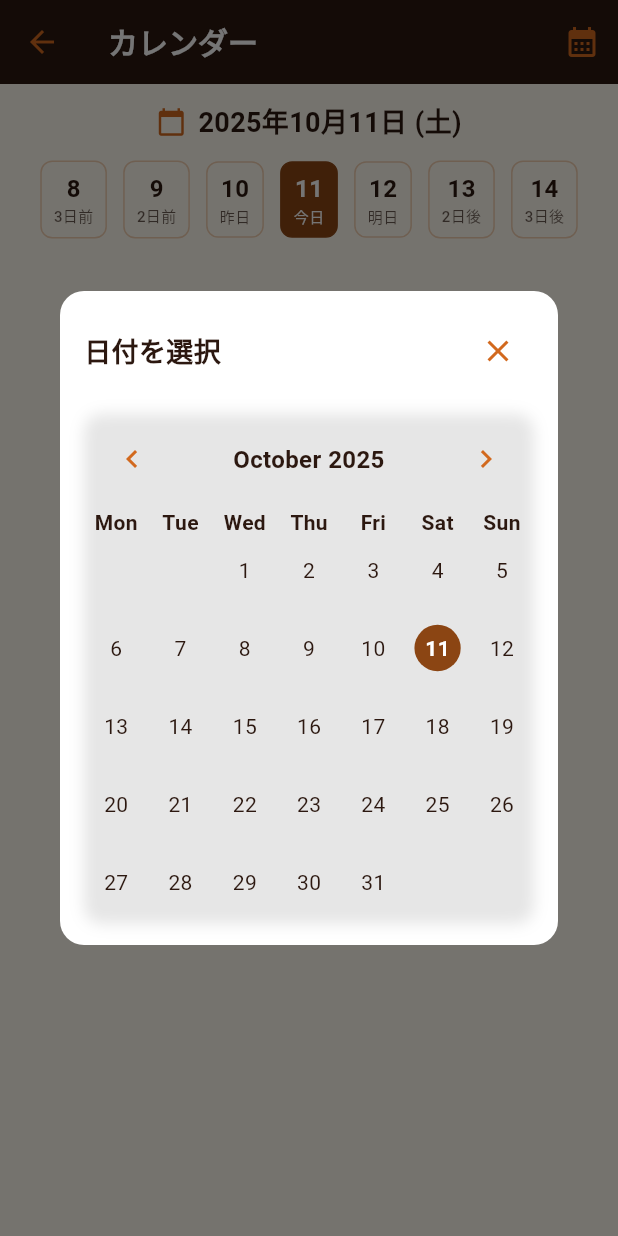
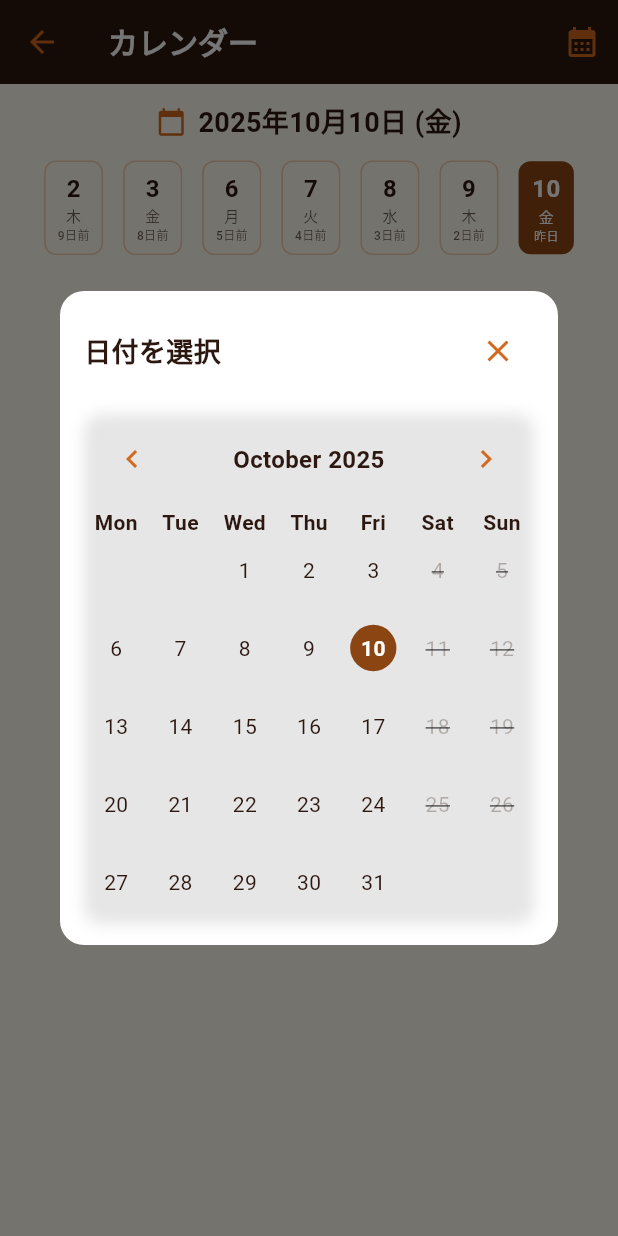
Before and after one commit to IKcoding-jp/Roast-Plus, a Flutter app: the CalendarPage screen opened by its route, after a tap on the "calendar month" icon, on a phone screen of 412 x 824 dp. Run offline on Flutter 3.47's test engine with Material 3 defaults, Android fonts, the phone set to English and light mode, and no system bars; drawn by our look-alikes of table_calendar; our stand-ins replace audioplayers, cloud_firestore, firebase_auth, firebase_core, firebase_storage, flutter_colorpicker and 6 more; missing offline and left inert: dart:html; accounts and stored records are empty; Roboto replaces fonts that are missing (Noto Sans JP).

Commit message:
カレンダー機能を改善し、直近の平日を表示するボタンを追加。土日を無効化し、担当履歴の削除機能を実装。担当が設定されていない場合のメッセージを強化。

```diff
--- a/lib/pages/calendar/calendar_page.dart
+++ b/lib/pages/calendar/calendar_page.dart
@@ -43,11 +43,44 @@ class _CalendarPageState extends State<CalendarPage> {
   // グループデータ監視用
   StreamSubscription<Map<String, dynamic>?>? _groupScheduleSubscription;
 
+  // 土日判定
+  bool _isWeekend(DateTime date) {
+    return date.weekday == DateTime.saturday || date.weekday == DateTime.sunday;
+  }
+
+  // 直近の平日を取得（土日の場合は直前の金曜日を返す）
+  DateTime _getRecentWeekday(DateTime date) {
+    if (date.weekday == DateTime.saturday) {
+      return date.subtract(Duration(days: 1)); // 土曜→金曜
+    } else if (date.weekday == DateTime.sunday) {
+      return date.subtract(Duration(days: 2)); // 日曜→金曜
+    }
+    return date;
+  }
+
+  // 過去N営業日分の日付リストを取得（最新の営業日を含む）
+  List<DateTime> _getRecentWeekdays(int count) {
+    final List<DateTime> weekdays = [];
+    DateTime current = _getRecentWeekday(DateTime.now());
+
+    while (weekdays.length < count) {
+      weekdays.add(current);
+      current = current.subtract(Duration(days: 1));
+      // 土日をスキップ
+      while (_isWeekend(current)) {
+        current = current.subtract(Duration(days: 1));
+      }
+    }
+
+    return weekdays.reversed.toList(); // 古い順に並べ替え
+  }
+
   @override
   void initState() {
     super.initState();
-    _selectedDate = widget.initialDate ?? DateTime.now();
-    _focusedDate = widget.initialDate ?? DateTime.now();
+    final initialDate = widget.initialDate ?? DateTime.now();
+    _selectedDate = _getRecentWeekday(initialDate);
+    _focusedDate = _getRecentWeekday(initialDate);
 
     // 初期データ読み込みを遅延実行
     WidgetsBinding.instance.addPostFrameCallback((_) {
@@ -393,6 +426,7 @@ class _CalendarPageState extends State<CalendarPage> {
                     focusedDay: _focusedDate,
                     selectedDayPredicate: (day) =>
                         isSameDay(_selectedDate, day),
+                    enabledDayPredicate: (day) => !_isWeekend(day),
                     onDaySelected: (selectedDay, focusedDay) {
                       _onDateSelected(selectedDay, focusedDay);
                       Navigator.of(context).pop();
@@ -434,13 +468,18 @@ class _CalendarPageState extends State<CalendarPage> {
                     calendarStyle: CalendarStyle(
                       outsideDaysVisible: false,
                       weekendTextStyle: TextStyle(
-                        color: themeSettings.fontColor1,
+                        color: themeSettings.fontColor1.withValues(alpha: 0.3),
+                        decoration: TextDecoration.lineThrough,
                       ),
                       holidayTextStyle: TextStyle(
                         color: themeSettings.fontColor1,
                       ),
                       defaultTextStyle: TextStyle(
                         color: themeSettings.fontColor1,
+                      ),
+                      disabledTextStyle: TextStyle(
+                        color: themeSettings.fontColor1.withValues(alpha: 0.3),
+                        decoration: TextDecoration.lineThrough,
                       ),
                       selectedDecoration: BoxDecoration(
                         color: themeSettings.buttonColor,
@@ -459,7 +498,10 @@ class _CalendarPageState extends State<CalendarPage> {
                         fontWeight: FontWeight.bold,
                       ),
                       defaultDecoration: BoxDecoration(shape: BoxShape.circle),
-                      weekendDecoration: BoxDecoration(shape: BoxShape.circle),
+                      weekendDecoration: BoxDecoration(
+                        shape: BoxShape.circle,
+                        color: themeSettings.fontColor1.withValues(alpha: 0.1),
+                      ),
                     ),
                   ),
                 ),
@@ -605,60 +647,17 @@ class _CalendarPageState extends State<CalendarPage> {
               ],
             ),
             SizedBox(height: isMobile ? 16 : 24), // スマホでは間隔を狭く
-            // 日付選択ボタン（1行表示を維持、左右の幅を最大活用）
+            // 日付選択ボタン（直近の平日7営業日を表示）
             Row(
               mainAxisAlignment: MainAxisAlignment.spaceEvenly, // 左右の幅を最大活用
-              children: [
-                _buildDateButton(
+              children: _getRecentWeekdays(7).map((date) {
+                return _buildWeekdayDateButton(
                   context,
-                  -3,
-                  '3日前',
+                  date,
                   themeSettings,
                   isMobile: isMobile,
-                ),
-                _buildDateButton(
-                  context,
-                  -2,
-                  '2日前',
-                  themeSettings,
-                  isMobile: isMobile,
-                ),
-                _buildDateButton(
-                  context,
-                  -1,
-                  '昨日',
-                  themeSettings,
-                  isMobile: isMobile,
-                ),
-                _buildDateButton(
-                  context,
-                  0,
-                  '今日',
-                  themeSettings,
-                  isMobile: isMobile,
-                ),
-                _buildDateButton(
-                  context,
-                  1,
-                  '明日',
-                  themeSettings,
-                  isMobile: isMobile,
-                ),
-                _buildDateButton(
-                  context,
-                  2,
-                  '2日後',
-                  themeSettings,
-                  isMobile: isMobile,
-                ),
-                _buildDateButton(
-                  context,
-                  3,
-                  '3日後',
-                  themeSettings,
-                  isMobile: isMobile,
-                ),
-              ],
+                );
+              }).toList(),
             ),
           ],
         ),
@@ -680,13 +679,7 @@ class _CalendarPageState extends State<CalendarPage> {
           if (_todaySchedule != null) SizedBox(height: 16),
           _buildRoastScheduleSection(themeSettings),
           SizedBox(height: 16),
-          if (_assignmentHistoryWithLabels != null &&
-              _assignmentHistoryWithLabels!['assignments'] != null &&
-              (_assignmentHistoryWithLabels!['assignments'] as List).isNotEmpty)
           _buildAssignmentSection(themeSettings),
-          if (_assignmentHistoryWithLabels != null &&
-              _assignmentHistoryWithLabels!['assignments'] != null &&
-              (_assignmentHistoryWithLabels!['assignments'] as List).isNotEmpty)
           SizedBox(height: 16),
           if (_dripPackRecords.isNotEmpty) _buildDripPackSection(themeSettings),
           if (_dripPackRecords.isNotEmpty) SizedBox(height: 16),
@@ -724,15 +717,7 @@ class _CalendarPageState extends State<CalendarPage> {
           SizedBox(width: 16),
           // 担当
           Expanded(
-            child: Column(
-              children: [
-                if (_assignmentHistoryWithLabels != null &&
-                    _assignmentHistoryWithLabels!['assignments'] != null &&
-                    (_assignmentHistoryWithLabels!['assignments'] as List)
-                        .isNotEmpty)
-                  _buildAssignmentSection(themeSettings),
-              ],
-            ),
+            child: Column(children: [_buildAssignmentSection(themeSettings)]),
           ),
         ],
       );
@@ -770,18 +755,12 @@ class _CalendarPageState extends State<CalendarPage> {
                 ],
               ),
               SizedBox(height: 12),
-              // 日付選択ボタン
+              // 日付選択ボタン（直近の平日7営業日を表示）
               Row(
                 mainAxisAlignment: MainAxisAlignment.spaceEvenly,
-                children: [
-                  _buildDateButton(context, -3, '3日前', themeSettings),
-                  _buildDateButton(context, -2, '2日前', themeSettings),
-                  _buildDateButton(context, -1, '昨日', themeSettings),
-                  _buildDateButton(context, 0, '今日', themeSettings),
-                  _buildDateButton(context, 1, '明日', themeSettings),
-                  _buildDateButton(context, 2, '2日後', themeSettings),
-                  _buildDateButton(context, 3, '3日後', themeSettings),
-                ],
+                children: _getRecentWeekdays(7).map((date) {
+                  return _buildWeekdayDateButton(context, date, themeSettings);
+                }).toList(),
               ),
             ],
           ),
@@ -847,17 +826,7 @@ class _CalendarPageState extends State<CalendarPage> {
                       if (_todaySchedule != null) SizedBox(height: 16),
                       _buildRoastScheduleSection(themeSettings),
                       SizedBox(height: 16),
-                      if (_assignmentHistoryWithLabels != null &&
-                          _assignmentHistoryWithLabels!['assignments'] !=
-                              null &&
-                          (_assignmentHistoryWithLabels!['assignments'] as List)
-                              .isNotEmpty)
                       _buildAssignmentSection(themeSettings),
-                      if (_assignmentHistoryWithLabels != null &&
-                          _assignmentHistoryWithLabels!['assignments'] !=
-                              null &&
-                          (_assignmentHistoryWithLabels!['assignments'] as List)
-                              .isNotEmpty)
                       SizedBox(height: 16),
                       if (_dripPackRecords.isNotEmpty)
                         _buildDripPackSection(themeSettings),
@@ -1206,12 +1175,40 @@ class _CalendarPageState extends State<CalendarPage> {
                   })
                   .toList(),
             )
-          : Text(
+          : _buildEmptyAssignmentMessage(themeSettings),
+    );
+  }
+
+  Widget _buildEmptyAssignmentMessage(ThemeSettings themeSettings) {
+    return Center(
+      child: Column(
+        mainAxisAlignment: MainAxisAlignment.center,
+        children: [
+          Icon(
+            Icons.group_outlined,
+            size: 48,
+            color: themeSettings.iconColor.withValues(alpha: 0.5),
+          ),
+          SizedBox(height: 12),
+          Text(
             '担当が設定されていません',
             style: TextStyle(
               color: themeSettings.fontColor1.withValues(alpha: 0.6),
+              fontSize: 16,
+              fontWeight: FontWeight.w500,
+            ),
+          ),
+          SizedBox(height: 8),
+          Text(
+            '担当表を設定して作業を効率化しましょう',
+            style: TextStyle(
+              color: themeSettings.fontColor1.withValues(alpha: 0.5),
+              fontSize: 12,
               fontStyle: FontStyle.italic,
             ),
+            textAlign: TextAlign.center,
+          ),
+        ],
       ),
     );
   }
@@ -1434,27 +1431,46 @@ class _CalendarPageState extends State<CalendarPage> {
     }
   }
 
-  Widget _buildDateButton(
+  Widget _buildWeekdayDateButton(
     BuildContext context,
-    int dayOffset,
-    String label,
+    DateTime date,
     ThemeSettings themeSettings, {
     bool isMobile = false,
   }) {
-    final targetDate = DateTime.now().add(Duration(days: dayOffset));
     final isSelected =
-        _selectedDate.year == targetDate.year &&
-        _selectedDate.month == targetDate.month &&
-        _selectedDate.day == targetDate.day;
-    final isToday = dayOffset == 0;
+        _selectedDate.year == date.year &&
+        _selectedDate.month == date.month &&
+        _selectedDate.day == date.day;
+    final isToday =
+        date.day == DateTime.now().day &&
+        date.month == DateTime.now().month &&
+        date.year == DateTime.now().year;
+
+    // ラベルを動的に生成
+    String label;
+    if (isToday) {
+      label = '今日';
+    } else {
+      final today = DateTime.now();
+      final difference = date.difference(today).inDays;
+      if (difference == -1) {
+        label = '昨日';
+      } else {
+        label = '${-difference}日前';
+      }
+    }
+
+    // 曜日表示
+    final weekdayNames = ['月', '火', '水', '木', '金', '土', '日'];
+    final weekdayName = weekdayNames[date.weekday - 1];
 
     return GestureDetector(
       onTap: () {
         if (!mounted) return;
 
         setState(() {
-          _selectedDate = targetDate;
-          _focusedDate = targetDate;
+          _selectedDate = date;
+          _focusedDate = date;
         });
 
         // データ読み込みを遅延実行
@@ -1486,7 +1502,7 @@ class _CalendarPageState extends State<CalendarPage> {
         child: Column(
           children: [
             Text(
-              targetDate.day.toString(),
+              date.day.toString(),
               style: TextStyle(
                 color: isSelected
                     ? themeSettings.fontColor2
@@ -1496,12 +1512,22 @@ class _CalendarPageState extends State<CalendarPage> {
               ),
             ),
             Text(
-              label,
+              weekdayName,
               style: TextStyle(
                 color: isSelected
                     ? themeSettings.fontColor2
                     : themeSettings.fontColor1.withValues(alpha: 0.7),
-                fontSize: isMobile ? 8 : 10, // スマホではフォントサイズを小さく
+                fontSize: isMobile ? 8 : 10,
+                fontWeight: FontWeight.w500,
+              ),
+            ),
+            Text(
+              label,
+              style: TextStyle(
+                color: isSelected
+                    ? themeSettings.fontColor2
+                    : themeSettings.fontColor1.withValues(alpha: 0.7),
+                fontSize: isMobile ? 6 : 8, // スマホではフォントサイズを小さく
                 fontWeight: FontWeight.w500,
               ),
             ),
```
Also changed, not shown: lib/services/group_firestore_service.dart (+75 -0 lines), 1 other file. Lines whose indentation alone changed are shown as unchanged.
